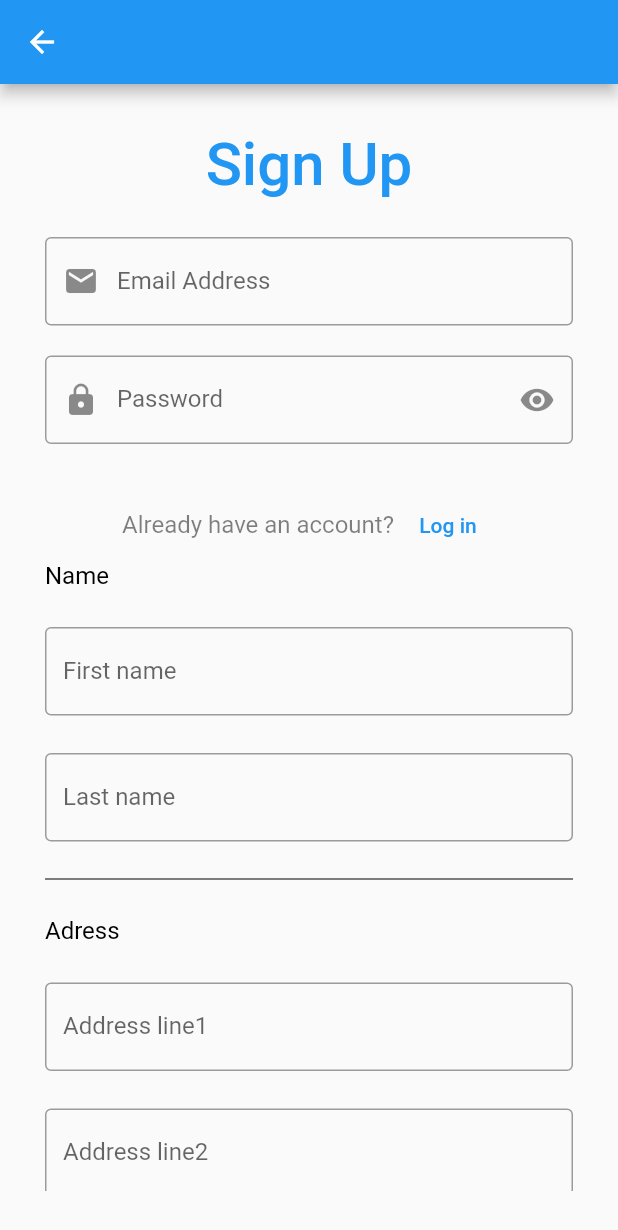
After one commit to LeenaAbdulaziz/rainbow, a Flutter app: the screen it shows after launch, after a tap on the "logout" icon, on a phone screen of 412 x 824 dp. The commit adds this screen. Shown: the top 1230 px of the screen. Run offline on Flutter 3.47's test engine with Material 2 defaults, Android fonts, the phone set to English and light mode, and no system bars.

Commit message:
SignUp-in included

```diff
--- /dev/null
+++ b/lib/SignupPage.dart
@@ -0,0 +1,215 @@
+
+import 'package:flutter/cupertino.dart';
+import 'package:flutter/material.dart';
+import 'package:flutter/material.dart';
+import 'package:rainbow/LoginScreen.dart';
+import 'package:rainbow/SignupPage.dart';
+
+import 'main.dart';
+
+class SignupPage extends StatelessWidget {
+  const SignupPage({Key? key}) : super(key: key);
+
+  @override
+  Widget build(BuildContext context) {
+    return Scaffold(
+      appBar: AppBar(),
+      body: Padding(
+        padding: const EdgeInsets.all(30),
+        child: Center(
+
+          child:ListView(
+             children: [
+               Column(
+                 children: [
+                   Text(
+                     'Sign Up',
+                     style: TextStyle(
+                         fontWeight: FontWeight.w500,
+                         fontSize: 40.0,
+                         color: Colors.blue),
+                   ),
+                   SizedBox(
+                     height: 25,
+                   ),
+                   TextFormField(
+                     keyboardType: TextInputType.emailAddress,
+                     decoration: InputDecoration(
+                       labelText: 'Email Address',
+                       border: OutlineInputBorder(),
+                       prefixIcon: Icon(Icons.email),
+                     ),
+                   ),
+                   SizedBox(
+                     height: 20,
+                   ),
+                   TextFormField(
+                     keyboardType: TextInputType.visiblePassword,
+                     obscureText: true,
+                     decoration: const InputDecoration(
+                       labelText: 'Password',
+                       border: OutlineInputBorder(),
+                       prefixIcon: Icon(Icons.lock),
+                       suffixIcon: Icon(Icons.remove_red_eye),
+                     ),
+                   ),
+
+                   SizedBox(
+                     height: 30,
+                   ),
+
+                   Row(
+                     mainAxisAlignment: MainAxisAlignment.center,
+                     children: [
+                       Text(
+                         '''Already have an account? ''',
+                         style: TextStyle(
+                           color: Colors.black.withOpacity(0.5),
+                           fontSize: 16.0,
+                         ),
+                       ),
+                       TextButton(
+                         onPressed: () {
+                           Navigator.push(
+                             context,
+                             MaterialPageRoute(builder: (context) {
+                               return LoginScreen();
+
+                             }),
+
+                           ); // This trailing comma makes auto-formatting nicer for build methods.
+
+                         },
+                         child: Text('Log in'),
+                       ),
+
+
+                     ],
+                   ),
+
+                   Align(
+                     alignment: Alignment.centerLeft,
+
+                       child: Text(
+                         "Name",
+                         style: TextStyle(
+                           color: Colors.black,
+                           fontSize: 16.0,
+                         ),
+                       ),
+                     ),
+
+
+                   SizedBox(
+                     height: 25,
+                   ),
+                   TextFormField(
+                     keyboardType: TextInputType.name,
+                     decoration: InputDecoration(
+                       labelText: 'First name',
+                       border: OutlineInputBorder(),
+
+                     ),
+                   ),
+                   SizedBox(
+                     height: 25,
+                   ),
+                   TextFormField(
+                     keyboardType: TextInputType.name,
+                     decoration: InputDecoration(
+                       labelText: 'Last name',
+                       border: OutlineInputBorder(),
+
+                     ),
+                   ),
+
+                   Divider(
+                     color: Colors.black,
+                     height: 50,
+
+                   ),
+
+
+                   Align(
+                     alignment: Alignment.centerLeft,
+
+                     child: Text(
+                       "Adress",
+                       style: TextStyle(
+                         color: Colors.black,
+                         fontSize: 16.0,
+                       ),
+                     ),
+                   ),
+
+                   SizedBox(
+                     height: 25,
+                   ),
+                   TextFormField(
+                     keyboardType: TextInputType.streetAddress,
+                     decoration: InputDecoration(
+                       labelText: 'Address line1',
+                       border: OutlineInputBorder(),
+
+                     ),
+                   ),
+                   SizedBox(
+                     height: 25,
+                   ),
+                   TextFormField(
+                     keyboardType: TextInputType.streetAddress,
+                     decoration: InputDecoration(
+                       labelText: 'Address line2',
+                       border: OutlineInputBorder(),
+
+                     ),
+                   ),
+                   Divider(
+                     color: Colors.black,
+                     height: 50,
+                   ),
+
+
+                   Container(
+                     clipBehavior: Clip.antiAliasWithSaveLayer,
+                     width: double.infinity,
+                     height: 60,
+                     decoration: BoxDecoration(
+                       borderRadius: BorderRadius.circular(100),
+                     ),
+                     child: MaterialButton(
+                       onPressed: () {
+                         Navigator.push(
+                           context,
+                           MaterialPageRoute(builder: (context) {
+                             return MyApp();
+
+                           }),
+
+                         ); // This trailing comma makes auto-formatting nicer for build methods.
+
+                       },
+                       color: Colors.blue,
+                       child: Text(
+                         'Sign Up',
+                         style: TextStyle(
+                           fontSize: 20,
+                           color: Colors.white,
+                         ),
+                       ),
+                     ),
+                   ),
+
+
+                 ],
+               )
+             ],
+          )
+
+
+
+        ),
+      ),
+    );
+  }
+}
--- a/lib/main.dart
+++ b/lib/main.dart
@@ -1,7 +1,10 @@
-
+import 'dart:ui';
 
 import 'package:flutter/cupertino.dart';
 import 'package:flutter/material.dart';
+import 'package:flutter/cupertino.dart';
+import 'package:rainbow/SignupPage.dart';
+import 'LoginScreen.dart';
 
 void main() {
   runApp(const MyApp());
@@ -25,7 +28,6 @@ class MyApp extends StatelessWidget {
 }
 
 class MyHomePage extends StatefulWidget {
-
   const MyHomePage({Key? key, required this.title}) : super(key: key);
 
 
@@ -36,6 +38,9 @@ class MyHomePage extends StatefulWidget {
 }
 
 class _MyHomePageState extends State<MyHomePage> {
+
+
+
 
   @override
   Widget build(BuildContext context) {
@@ -56,13 +61,13 @@ class _MyHomePageState extends State<MyHomePage> {
           children: [
             Container(
               width: double.infinity,
-            height: 117,
+              height: 115,
               color: Colors.red,
             ),
             Container(
 
               width: double.infinity,
-            height: 117,
+              height: 115,
               color: Colors.orange,
 
 
@@ -70,33 +75,44 @@ class _MyHomePageState extends State<MyHomePage> {
             Container(
 
               width: double.infinity,
-            height: 117,
+              height: 115,
               color: Colors.yellow,
 
 
             ),
             Container(
               width: double.infinity,
-            height: 117,
+              height: 115,
               color: Colors.green,
             ),
 
             Container(
               width: double.infinity,
-            height: 117,
+              height: 115,
               color: Colors.blue,
             ),
             Container(
               width: double.infinity,
-            height: 117,
+              height: 115,
               color: Colors.purple,
             ),
 
 
-
-
           ],
         ),
+        floatingActionButton: FloatingActionButton(
+            onPressed: () {
+              Navigator.push(
+                context,
+                MaterialPageRoute(builder: (context) {
+                  return SignupPage();
+
+                }),
+
+              ); // This trailing comma makes auto-formatting nicer for build methods.
+
+            },child: const Icon(Icons.logout),)
+
     );
   }
 }
```
Also changed, not shown: lib/LoginScreen.dart (added, +119 -0 lines). Lines whose indentation alone changed are shown as unchanged.
